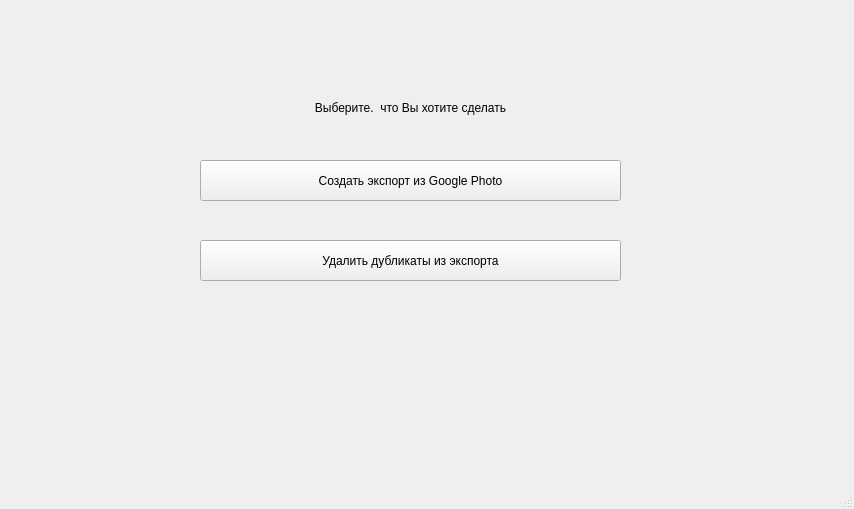
Above: main_window.ui from moiz303/google_downloader before the change. Below: the same form after it.
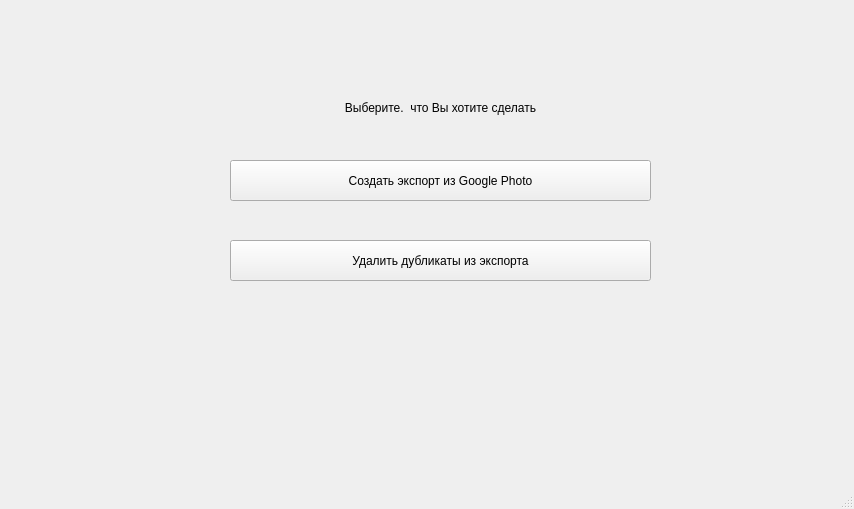
That is the form after the change.

The edit to the form file:
```diff
--- a/main_window.ui
+++ b/main_window.ui
@@ -17,7 +17,7 @@
    <widget class="QLabel" name="label">
     <property name="geometry">
      <rect>
-      <x>200</x>
+      <x>230</x>
       <y>92</y>
       <width>421</width>
       <height>31</height>
@@ -45,7 +45,7 @@
    <widget class="QPushButton" name="gogle">
     <property name="geometry">
      <rect>
-      <x>200</x>
+      <x>230</x>
       <y>160</y>
       <width>421</width>
       <height>41</height>
@@ -58,7 +58,7 @@
    <widget class="QPushButton" name="clear">
     <property name="geometry">
      <rect>
-      <x>200</x>
+      <x>230</x>
       <y>240</y>
       <width>421</width>
       <height>41</height>
@@ -71,10 +71,10 @@
    <widget class="QLabel" name="logo">
     <property name="geometry">
      <rect>
-      <x>40</x>
-      <y>360</y>
-      <width>761</width>
-      <height>91</height>
+      <x>90</x>
+      <y>320</y>
+      <width>771</width>
+      <height>151</height>
      </rect>
     </property>
     <property name="text">
```
